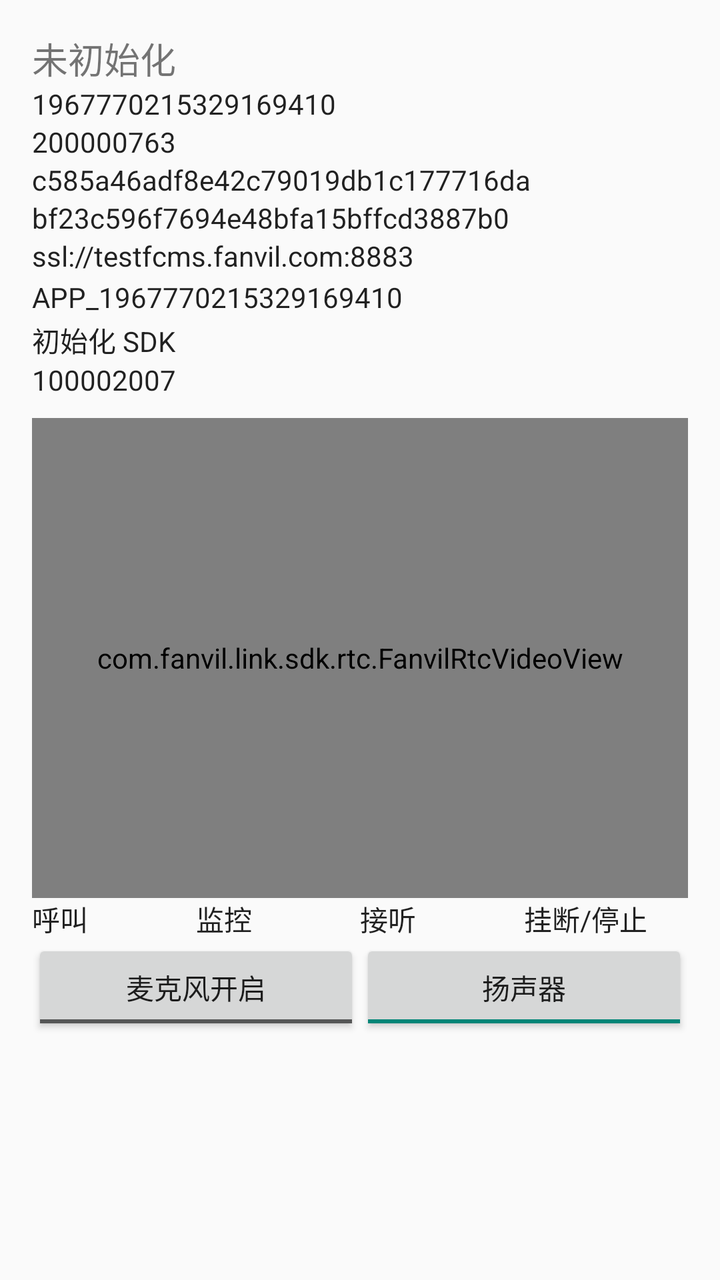
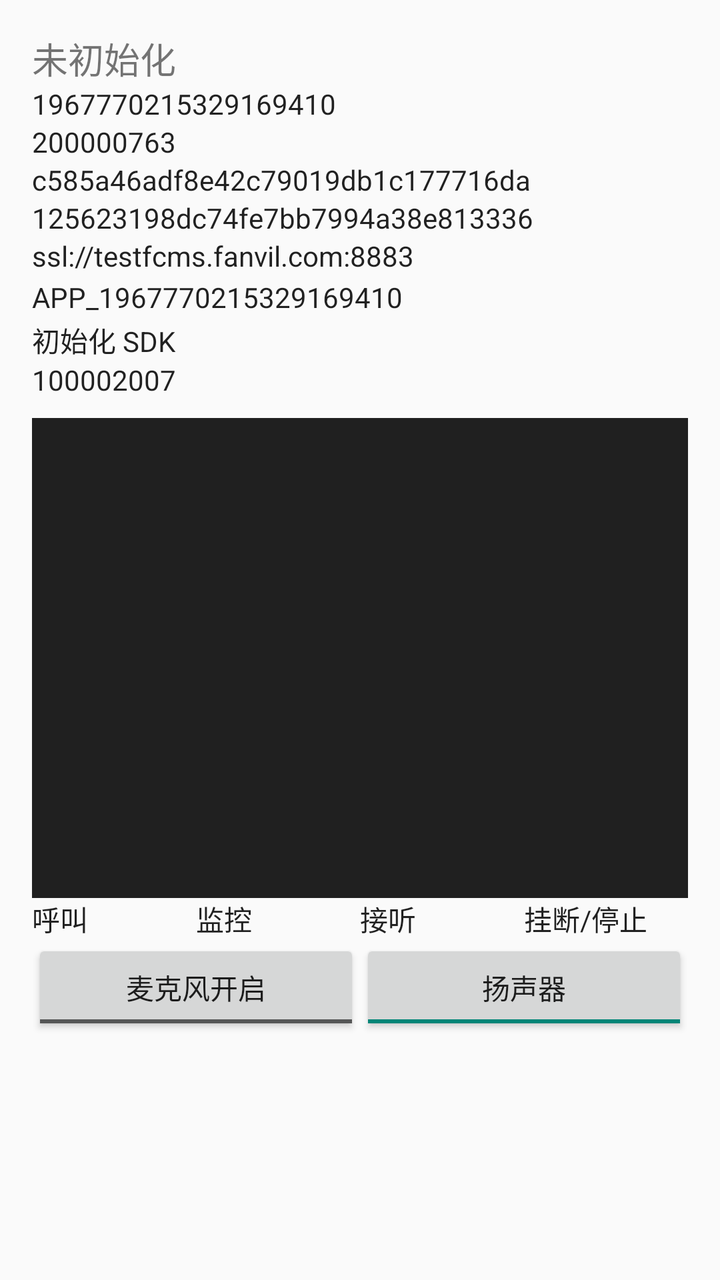

Screens rendered from an Android XML layout before and after an edit, with the pre-edit source and the edit as a unified diff.
<!-- AndroidManifest.xml: activity theme Theme.FanvilLinkSdkDemo -->
<!-- res/layout/activity_main.xml -->
<?xml version="1.0" encoding="utf-8"?>
<ScrollView xmlns:android="http://schemas.android.com/apk/res/android"
    android:layout_width="match_parent"
    android:layout_height="match_parent"
    android:fillViewport="true">

    <LinearLayout
        android:layout_width="match_parent"
        android:layout_height="wrap_content"
        android:orientation="vertical"
        android:padding="16dp">

        <TextView
            android:id="@+id/statusText"
            android:layout_width="match_parent"
            android:layout_height="wrap_content"
            android:text="未初始化"
            android:textSize="18sp" />

        <EditText
            android:id="@+id/userIdInput"
            android:layout_width="match_parent"
            android:layout_height="wrap_content"
            android:text="1967770215329169410"
            android:hint="User ID"
            android:inputType="text" />

        <EditText
            android:id="@+id/agoraIdInput"
            android:layout_width="match_parent"
            android:layout_height="wrap_content"
            android:text="200000763"
            android:hint="Agora ID"
            android:inputType="text" />

        <EditText
            android:id="@+id/agoraAppIdInput"
            android:layout_width="match_parent"
            android:layout_height="wrap_content"
            android:text="c585a46adf8e42c79019db1c177716da"
            android:hint="Agora App ID"
            android:inputType="text" />

        <EditText
            android:id="@+id/accessTokenInput"
            android:layout_width="match_parent"
            android:layout_height="wrap_content"
            android:hint="Access Token"
            android:text="bf23c596f7694e48bfa15bffcd3887b0"
            android:inputType="text" />

        <EditText
            android:id="@+id/mqttUrlInput"
            android:layout_width="match_parent"
            android:layout_height="wrap_content"
            android:hint="MQTT URL，例如 tcp://host:1883"
            android:text="ssl://testfcms.fanvil.com:8883"
            android:inputType="textUri" />

        <EditText
            android:id="@+id/mqttUserInput"
            android:layout_width="match_parent"
            android:layout_height="wrap_content"
            android:hint="MQTT 用户名"
            android:text="APP_1967770215329169410"
            android:inputType="text" />

        <Button
            android:id="@+id/initButton"
            android:layout_width="match_parent"
            android:layout_height="wrap_content"
            android:text="初始化 SDK" />

        <EditText
            android:id="@+id/sipUsernameInput"
            android:layout_width="match_parent"
            android:layout_height="wrap_content"
            android:hint="被叫 SIP 用户名"
            android:text="100002007"
            android:inputType="text" />

        <com.fanvil.link.sdk.rtc.FanvilRtcVideoView
            android:id="@+id/rtcView"
            android:layout_width="match_parent"
            android:layout_height="240dp"
            android:layout_marginTop="8dp"
            android:background="#202020" />

        <LinearLayout
            android:layout_width="match_parent"
            android:layout_height="wrap_content"
            android:orientation="horizontal">

            <Button
                android:id="@+id/callButton"
                android:layout_width="0dp"
                android:layout_height="wrap_content"
                android:layout_weight="1"
                android:text="呼叫" />

            <Button
                android:id="@+id/monitorButton"
                android:layout_width="0dp"
                android:layout_height="wrap_content"
                android:layout_weight="1"
                android:text="监控" />

            <Button
                android:id="@+id/acceptButton"
                android:layout_width="0dp"
                android:layout_height="wrap_content"
                android:layout_weight="1"
                android:text="接听" />

            <Button
                android:id="@+id/endButton"
                android:layout_width="0dp"
                android:layout_height="wrap_content"
                android:layout_weight="1"
                android:text="挂断/停止" />
        </LinearLayout>

        <LinearLayout
            android:layout_width="match_parent"
            android:layout_height="wrap_content"
            android:orientation="horizontal">

            <ToggleButton
                android:id="@+id/muteButton"
                android:layout_width="0dp"
                android:layout_height="wrap_content"
                android:layout_weight="1"
                android:textOff="麦克风开启"
                android:textOn="已静音" />

            <ToggleButton
                android:id="@+id/speakerButton"
                android:layout_width="0dp"
                android:layout_height="wrap_content"
                android:layout_weight="1"
                android:checked="true"
                android:textOff="听筒"
                android:textOn="扬声器" />
        </LinearLayout>
    </LinearLayout>
</ScrollView>
<!-- resources referenced by this layout -->
<resources>
  <style name="Theme.FanvilLinkSdkDemo" parent="android:Theme.Material.Light.NoActionBar" />
</resources>

<!-- the commit's change to res/layout/activity_main.xml (unified diff, before → after) -->
@@ -46,7 +46,7 @@
             android:layout_width="match_parent"
             android:layout_height="wrap_content"
             android:hint="Access Token"
-            android:text="bf23c596f7694e48bfa15bffcd3887b0"
+            android:text="125623198dc74fe7bb7994a38e813336"
             android:inputType="text" />
 
         <EditText
@@ -79,7 +79,7 @@
             android:text="100002007"
             android:inputType="text" />
 
-        <com.fanvil.link.sdk.rtc.FanvilRtcVideoView
+        <FrameLayout
             android:id="@+id/rtcView"
             android:layout_width="match_parent"
             android:layout_height="240dp"
